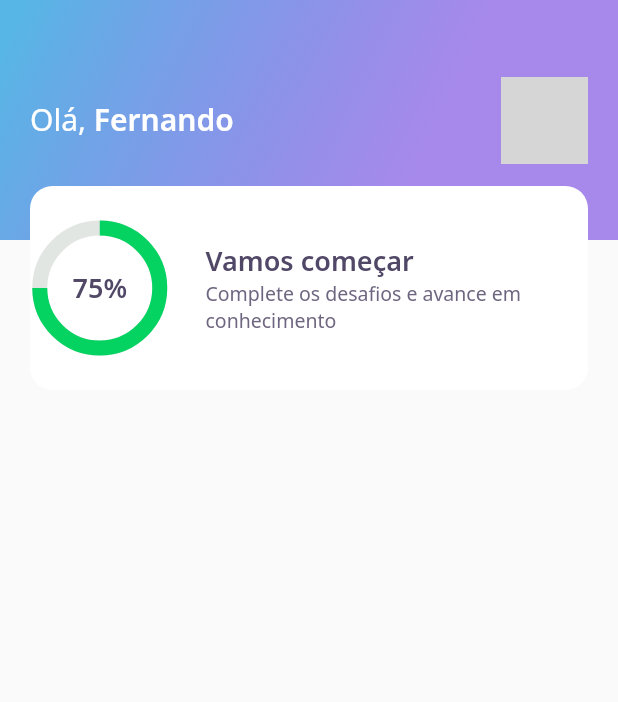
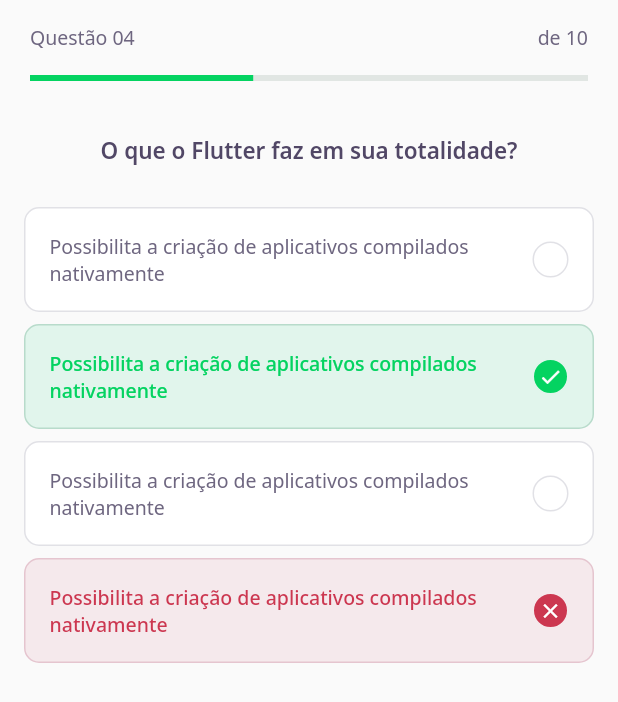
Before and after one commit to Fernando-Braulio/DevQuiz_NLW05, a Flutter app: the screen it shows after launch, on a phone screen of 412 x 824 dp. Shown: the top 702 px of the screen. Run offline on Flutter 3.47's test engine with Material 2 defaults, Android fonts, the phone set to English and light mode, and no system bars; our stand-ins replace google_fonts; grey boxes are pictures that could not be loaded.

Commit message:
Aula 02 - Maximum Speed

```diff
--- /dev/null
+++ b/lib/challenge/awnser/awnser_widget.dart
@@ -0,0 +1,80 @@
+import 'package:DevQuiz/core/core.dart';
+import 'package:flutter/material.dart';
+
+class AwnserWidget extends StatelessWidget {
+  final String title;
+  final bool isRight;
+  final bool isSelected;
+
+  const AwnserWidget(
+      {Key? key,
+      required this.title,
+      this.isRight = false,
+      this.isSelected = false})
+      : super(key: key);
+
+  Color get _selectedColorRight =>
+      isRight ? AppColors.darkGreen : AppColors.darkRed;
+
+  Color get _selectedBorderRight =>
+      isRight ? AppColors.lightGreen : AppColors.lightRed;
+
+  Color get _selectedColorCardRight =>
+      isRight ? AppColors.lightGreen : AppColors.lightRed;
+
+  Color get _selectedBorderCardRight =>
+      isRight ? AppColors.green : AppColors.red;
+
+  TextStyle get _selectedTextStyleRight =>
+      isRight ? AppTextStyles.bodyDarkGreen : AppTextStyles.bodyDarkRed;
+
+  IconData get _selectedIconRight => isRight ? Icons.check : Icons.close;
+
+  @override
+  Widget build(BuildContext context) {
+    return Padding(
+      padding: EdgeInsets.symmetric(horizontal: 16.0, vertical: 4),
+      child: Container(
+        padding: EdgeInsets.all(16),
+        decoration: BoxDecoration(
+          color: isSelected ? _selectedColorCardRight : AppColors.white,
+          borderRadius: BorderRadius.circular(10),
+          border: Border.fromBorderSide(BorderSide(
+              color: isSelected ? _selectedBorderCardRight : AppColors.border)),
+        ),
+        child: Row(
+          mainAxisAlignment: MainAxisAlignment.spaceBetween,
+          children: [
+            Expanded(
+              child: Text(
+                title,
+                style:
+                    isSelected ? _selectedTextStyleRight : AppTextStyles.body,
+              ),
+            ),
+            Container(
+              width: 24,
+              height: 24,
+              decoration: BoxDecoration(
+                color: isSelected ? _selectedColorRight : AppColors.white,
+                borderRadius: BorderRadius.circular(100),
+                border: Border.fromBorderSide(
+                  BorderSide(
+                      color:
+                          isSelected ? _selectedBorderRight : AppColors.border),
+                ),
+              ),
+              child: isSelected
+                  ? Icon(
+                      _selectedIconRight,
+                      size: 16,
+                      color: Colors.white,
+                    )
+                  : null,
+            ),
+          ],
+        ),
+      ),
+    );
+  }
+}
--- /dev/null
+++ b/lib/challenge/challenge_page.dart
@@ -0,0 +1,28 @@
+import 'package:DevQuiz/challenge/widgets/quiz/quiz_widget.dart';
+import 'package:DevQuiz/home/widgets/quiz_card/quiz_card_widget.dart';
+import 'package:flutter/material.dart';
+
+import 'widgets/question_indicator/question_indicator_widget.dart';
+
+class ChallengePage extends StatefulWidget {
+  ChallengePage({Key? key}) : super(key: key);
+
+  @override
+  _ChallengePageState createState() => _ChallengePageState();
+}
+
+class _ChallengePageState extends State<ChallengePage> {
+  @override
+  Widget build(BuildContext context) {
+    return Scaffold(
+      appBar: PreferredSize(
+        preferredSize: Size.fromHeight(60),
+        child: SafeArea(
+          top: true,
+          child: QuestionIndicatorWidget(),
+        ),
+      ),
+      body: QuizWidget(title: "O que o Flutter faz em sua totalidade?"),
+    );
+  }
+}
--- /dev/null
+++ b/lib/challenge/widgets/question_indicator/question_indicator_widget.dart
@@ -0,0 +1,32 @@
+import 'package:DevQuiz/core/app_text_styles.dart';
+import 'package:DevQuiz/shared/widgets/progress_indicator/progress_indicator_widget.dart';
+import 'package:flutter/material.dart';
+
+class QuestionIndicatorWidget extends StatelessWidget {
+  @override
+  Widget build(BuildContext context) {
+    return Container(
+      padding: const EdgeInsets.symmetric(horizontal: 20),
+      child: Column(
+        children: [
+          SizedBox(height: 16),
+          Row(
+            mainAxisAlignment: MainAxisAlignment.spaceBetween,
+            children: [
+              Text(
+                "Questão 04",
+                style: AppTextStyles.body,
+              ),
+              Text(
+                "de 10",
+                style: AppTextStyles.body,
+              ),
+            ],
+          ),
+          SizedBox(height: 16),
+          ProgressIndicatorWidget(value: 0.4),
+        ],
+      ),
+    );
+  }
+}
--- /dev/null
+++ b/lib/challenge/widgets/quiz/quiz_widget.dart
@@ -0,0 +1,40 @@
+import 'package:DevQuiz/challenge/awnser/awnser_widget.dart';
+import 'package:DevQuiz/core/app_text_styles.dart';
+import 'package:flutter/material.dart';
+
+class QuizWidget extends StatelessWidget {
+  final String title;
+
+  const QuizWidget({Key? key, required this.title}) : super(key: key);
+  @override
+  Widget build(BuildContext context) {
+    return Container(
+      child: Column(
+        children: [
+          SizedBox(height: 30),
+          Text(
+            title,
+            style: AppTextStyles.heading15,
+          ),
+          SizedBox(height: 24),
+          AwnserWidget(
+              title:
+                  "Possibilita a criação de aplicativos compilados nativamente"),
+          AwnserWidget(
+              isRight: true,
+              isSelected: true,
+              title:
+                  "Possibilita a criação de aplicativos compilados nativamente"),
+          AwnserWidget(
+              title:
+                  "Possibilita a criação de aplicativos compilados nativamente"),
+          AwnserWidget(
+              isSelected: true,
+              isRight: false,
+              title:
+                  "Possibilita a criação de aplicativos compilados nativamente"),
+        ],
+      ),
+    );
+  }
+}
--- a/lib/core/app_widget.dart
+++ b/lib/core/app_widget.dart
@@ -1,13 +1,13 @@
-import 'package:DevQuiz/home/home_page.dart';
-import 'package:DevQuiz/splash/splash_page.dart';
+import 'package:DevQuiz/challenge/challenge_page.dart';
 import 'package:flutter/material.dart';
 
 class AppWidget extends StatelessWidget {
   @override
   Widget build(BuildContext context) {
     return MaterialApp(
+      debugShowCheckedModeBanner: false,
       title: "DevQuiz",
-      home: HomePage(),
+      home: ChallengePage(),
     );
   }
 }
--- a/lib/home/widgets/score_card/score_card_widget.dart
+++ b/lib/home/widgets/score_card/score_card_widget.dart
@@ -15,6 +15,8 @@ class ScoreCardWidget extends StatelessWidget {
           color: AppColors.white,
           borderRadius: BorderRadius.circular(15),
         ),
+        child: Padding(
+          padding: const EdgeInsets.symmetric(horizontal: 24),
           child: Row(
             crossAxisAlignment: CrossAxisAlignment.center,
             children: [
@@ -31,6 +33,7 @@ class ScoreCardWidget extends StatelessWidget {
                         "Vamos começar",
                         style: AppTextStyles.heading,
                       ),
+                      SizedBox(height: 10),
                       Text(
                         "Complete os desafios e avance em conhecimento",
                         style: AppTextStyles.body,
@@ -42,6 +45,7 @@ class ScoreCardWidget extends StatelessWidget {
             ],
           ),
         ),
+      ),
     );
   }
 }
--- /dev/null
+++ b/lib/shared/widgets/progress_indicator/progress_indicator_widget.dart
@@ -0,0 +1,17 @@
+import 'package:DevQuiz/core/core.dart';
+import 'package:flutter/material.dart';
+
+class ProgressIndicatorWidget extends StatelessWidget {
+  final double value;
+
+  const ProgressIndicatorWidget({Key? key, required this.value})
+      : super(key: key);
+  @override
+  Widget build(BuildContext context) {
+    return LinearProgressIndicator(
+      value: value,
+      backgroundColor: AppColors.chartSecondary,
+      valueColor: AlwaysStoppedAnimation<Color>(AppColors.chartPrimary),
+    );
+  }
+}
```
Also changed, not shown: lib/home/home_page.dart (+34 -1 lines), lib/home/widgets/level_button/level_button_widget.dart (added, +60 -0 lines), lib/home/widgets/quiz_card/quiz_card_widget.dart (added, +50 -0 lines), 1 other file. Lines whose indentation alone changed are shown as unchanged.
